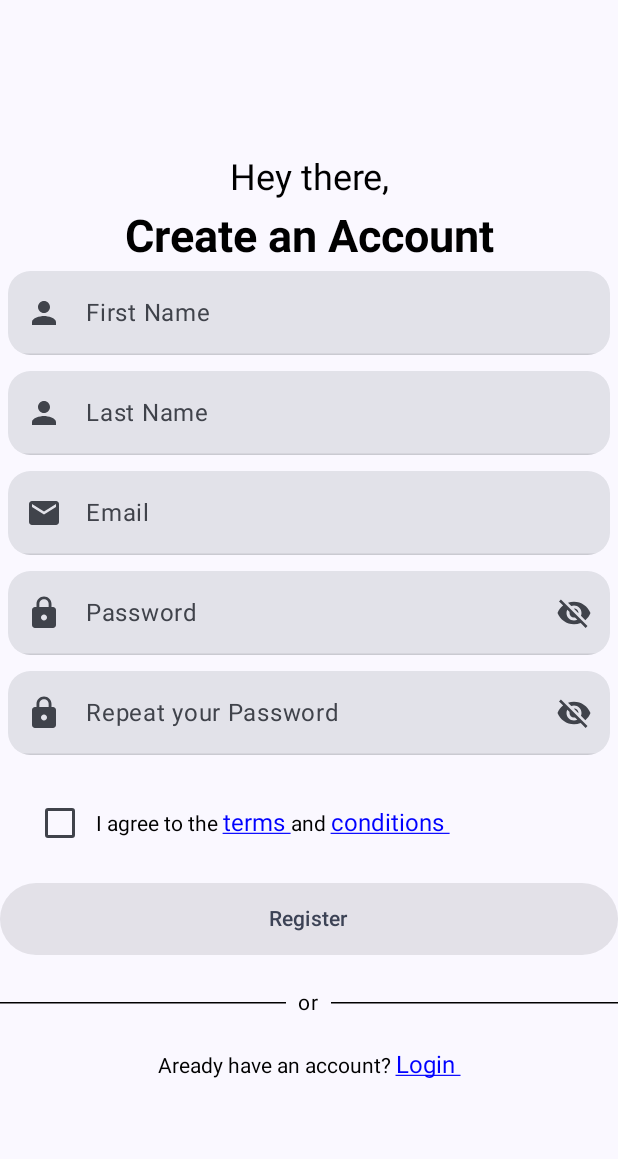
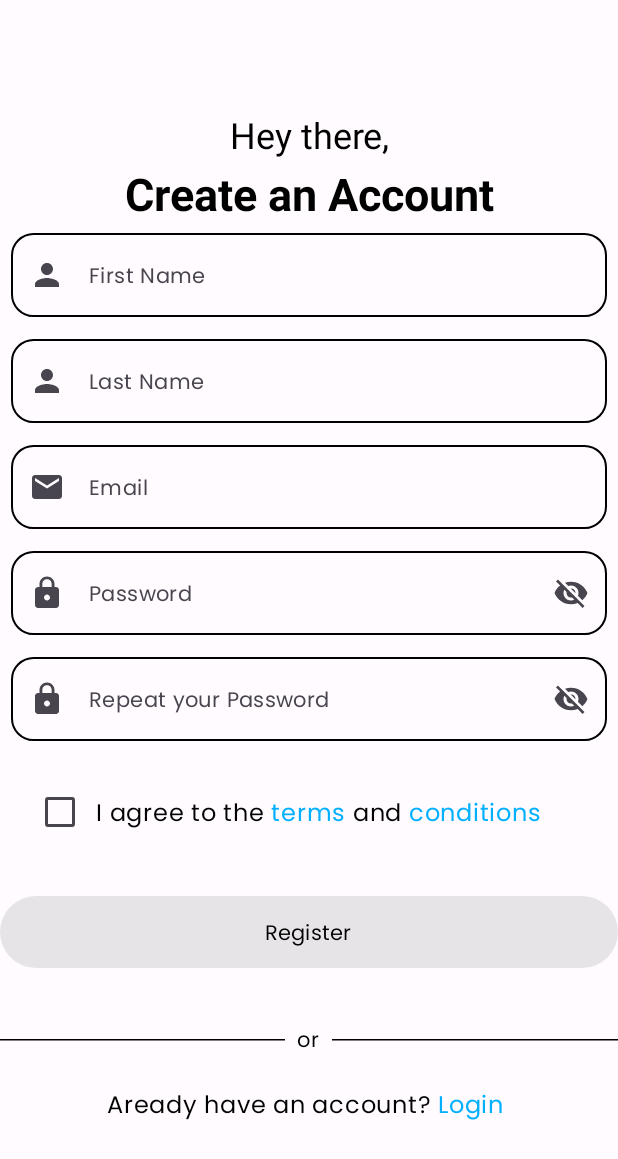
Before and after one commit to simonll4/mobile_project, an Android app built with Jetpack Compose: the RegisterScreen screen opened through its navigation route, on a phone screen of 412 x 824 dp. Shown: the top 1159 px of the screen. Run offline under Robolectric (Android 15) with nearby library versions, the phone set to English and light mode, and no system bars; our stand-ins replace Dagger/Hilt's generated code, livedata-compose.

Commit message:
ajustes en el login; type añadido; cambios en el theme

```diff
--- a/app/src/main/java/com/iua/app/ui/components/app/ButtonComponents.kt
+++ b/app/src/main/java/com/iua/app/ui/components/app/ButtonComponents.kt
@@ -6,6 +6,7 @@ import androidx.compose.foundation.layout.PaddingValues
 import androidx.compose.foundation.layout.fillMaxWidth
 import androidx.compose.foundation.layout.height
 import androidx.compose.foundation.layout.heightIn
+import androidx.compose.foundation.layout.padding
 import androidx.compose.foundation.shape.RoundedCornerShape
 import androidx.compose.material3.Button
 import androidx.compose.material3.ButtonDefaults
@@ -28,6 +29,11 @@ import androidx.lifecycle.ViewModel
 @Composable
 fun ButtonComponent(text: String, enabled: Boolean = false, onButtonSelected: () -> Unit) {
 
+    Box(
+        modifier = Modifier
+            .fillMaxWidth()
+            .padding(vertical = 16.dp) // Ajusta el valor de padding según sea necesario
+    ) {
         Button(
             onClick = { onButtonSelected() },
             modifier = Modifier
@@ -39,7 +45,8 @@ fun ButtonComponent(text: String, enabled: Boolean = false, onButtonSelected: ()
             ),
             enabled = enabled
         ) {
-        Text(text = text)
+            Text(text = text, style = MaterialTheme.typography.labelLarge, color = MaterialTheme.colorScheme.onPrimary)
+        }
     }
 
 
--- a/app/src/main/java/com/iua/app/ui/components/app/FieldTextComponents.kt
+++ b/app/src/main/java/com/iua/app/ui/components/app/FieldTextComponents.kt
@@ -1,5 +1,7 @@
 package com.iua.app.ui.components.app
 
+import androidx.compose.foundation.background
+import androidx.compose.foundation.border
 import androidx.compose.foundation.layout.fillMaxWidth
 import androidx.compose.foundation.layout.padding
 import androidx.compose.foundation.shape.RoundedCornerShape
@@ -20,6 +22,7 @@ import androidx.compose.runtime.remember
 import androidx.compose.runtime.setValue
 import androidx.compose.ui.Modifier
 import androidx.compose.ui.draw.clip
+import androidx.compose.ui.graphics.Color
 import androidx.compose.ui.graphics.vector.ImageVector
 import androidx.compose.ui.text.input.KeyboardType
 import androidx.compose.ui.text.input.PasswordVisualTransformation
@@ -57,18 +60,21 @@ fun FieldTextComponent(
     TextField(
         value = text,
         onValueChange = { onTextChanged(it) },
-        label = { Text(text = labelValue) },
+        label = { Text(text = labelValue, style = MaterialTheme.typography.bodyMedium) },
         modifier = Modifier
-            .padding(5.dp)
+            .padding(7.dp)
             .fillMaxWidth()
+            .border(1.dp, MaterialTheme.colorScheme.onPrimary, RoundedCornerShape(15.dp))
             .clip(RoundedCornerShape(15.dp)),
         keyboardOptions = keyboardOptions,
         visualTransformation = visualTransformation,
         singleLine = true,
         maxLines = 1,
         colors = TextFieldDefaults.colors(
-            focusedIndicatorColor = MaterialTheme.colorScheme.primary,
-            unfocusedIndicatorColor = MaterialTheme.colorScheme.onSurface.copy(alpha = 0.12f),
+            focusedIndicatorColor = MaterialTheme.colorScheme.onPrimary,
+            unfocusedIndicatorColor = MaterialTheme.colorScheme.onSurface.copy(alpha = 0.5f),
+            focusedContainerColor = MaterialTheme.colorScheme.surface, // Color de fondo cuando está enfocado
+            unfocusedContainerColor = MaterialTheme.colorScheme.background, // Color de fondo cuando no está enfocado
         ),
         leadingIcon = {
             Icon(
--- a/app/src/main/java/com/iua/app/ui/components/app/TextComponents.kt
+++ b/app/src/main/java/com/iua/app/ui/components/app/TextComponents.kt
@@ -3,6 +3,7 @@ package com.iua.app.ui.components.app
 import androidx.compose.foundation.layout.fillMaxWidth
 import androidx.compose.foundation.layout.heightIn
 import androidx.compose.foundation.text.ClickableText
+import androidx.compose.material3.MaterialTheme
 import androidx.compose.material3.Text
 import androidx.compose.runtime.Composable
 import androidx.compose.ui.Modifier
@@ -58,9 +59,8 @@ fun ClickableTextComponent(
                 pushStringAnnotation(tag = "CLICKABLE", annotation = matchingClickableWord)
                 withStyle(
                     style = SpanStyle(
-                        color = Color.Blue,
+                        color = MaterialTheme.colorScheme.primary,
                         fontSize = 16.sp,
-                        textDecoration = TextDecoration.Underline
                     )
                 ) {
                     append("$trimmedWord ")
@@ -73,6 +73,9 @@ fun ClickableTextComponent(
     }
     ClickableText(
         text = annotatedText,
+        style = MaterialTheme.typography.bodyLarge.copy( // Usa el estilo definido en typography
+            color = MaterialTheme.colorScheme.onBackground // Usa el color del tema
+        ),
         modifier = modifier, // Aquí se aplica el modificador
         onClick = { offset ->
             annotatedText.getStringAnnotations(tag = "CLICKABLE", start = offset, end = offset)
--- a/app/src/main/java/com/iua/app/ui/components/login/DontHaveAccount.kt
+++ b/app/src/main/java/com/iua/app/ui/components/login/DontHaveAccount.kt
@@ -1,11 +1,14 @@
 package com.iua.app.ui.components.login
 
 import androidx.compose.foundation.layout.fillMaxWidth
+import androidx.compose.foundation.layout.padding
 import androidx.compose.foundation.layout.wrapContentWidth
+import androidx.compose.material3.MaterialTheme
 import androidx.compose.runtime.Composable
 import androidx.compose.ui.Alignment
 import androidx.compose.ui.Modifier
 import androidx.compose.ui.res.stringResource
+import androidx.compose.ui.unit.dp
 import androidx.navigation.NavController
 import com.iua.app.R
 import com.iua.app.ui.components.app.ClickableTextComponent
@@ -23,5 +26,6 @@ fun DontHaveAccount(navController: NavController) {
         modifier = Modifier
             .fillMaxWidth()
             .wrapContentWidth(Alignment.CenterHorizontally)
+            .padding(20.dp),
     )
 }
--- a/app/src/main/java/com/iua/app/ui/components/login/HeaderImage.kt
+++ b/app/src/main/java/com/iua/app/ui/components/login/HeaderImage.kt
@@ -11,7 +11,7 @@ import com.iua.app.R
 @Composable
 fun HeaderImage(modifier: Modifier) {
     Image(
-        painter = painterResource(id = R.drawable.logo),
+        painter = painterResource(id = R.drawable.logo_prev),
         contentDescription = "Header Image",
         modifier = modifier.size(200.dp)
     )
--- a/app/src/main/java/com/iua/app/ui/components/login/LoginForm.kt
+++ b/app/src/main/java/com/iua/app/ui/components/login/LoginForm.kt
@@ -1,11 +1,13 @@
 package com.iua.app.ui.components.login
 
+import androidx.compose.foundation.layout.padding
 import androidx.compose.runtime.Composable
 import androidx.compose.material.icons.Icons
 import androidx.compose.material.icons.filled.Email
 import androidx.compose.material.icons.filled.Lock
 import androidx.compose.runtime.getValue
 import androidx.compose.runtime.livedata.observeAsState
+import androidx.compose.ui.Modifier
 import androidx.compose.ui.res.stringResource
 import com.iua.app.R
 import com.iua.app.ui.components.app.FieldTextComponent
@@ -21,7 +23,7 @@ fun LoginForm(viewModel: LoginViewModel) {
         labelValue = stringResource(R.string.email),
         icon = Icons.Default.Email,
         text = email,
-        fieldType = FieldType.EMAIL
+        fieldType = FieldType.EMAIL,
     ) {
         viewModel.onLoginChanged(it, password)
     }
--- a/app/src/main/java/com/iua/app/ui/navigation/AppNavigation.kt
+++ b/app/src/main/java/com/iua/app/ui/navigation/AppNavigation.kt
@@ -12,8 +12,8 @@ fun AppNavigation() {
 
     NavHost(
         navController = navController,
-        //startDestination = AppScreens.SplashScreen.routes
-        startDestination = AppScreens.HomeScreen.routes
+        startDestination = AppScreens.SplashScreen.routes
+        //startDestination = AppScreens.HomeScreen.routes
     ) {
         // Pantallas generales
         composable(AppScreens.SplashScreen.routes) {
--- a/app/src/main/res/values/strings.xml
+++ b/app/src/main/res/values/strings.xml
@@ -31,6 +31,7 @@
     <string name="already_have_an_account">Aready have an account? Login</string>
     <string name="login_button">Login</string>
     <string name="dont_have_account">Don\'t have an account? Sign Up</string>
+    <string name="cultural_events">Cultural Events</string>
 
 
 </resources>
```
Also changed, not shown: app/src/main/java/com/iua/app/ui/screens/LoginScreen.kt (+25 -2 lines), app/src/main/java/com/iua/app/ui/theme/Theme.kt (+6 -5 lines), app/src/main/java/com/iua/app/ui/theme/Type.kt (+110 -10 lines), app/src/main/res/drawable/logo_prev.png (added), app/src/main/res/font/poppins_bold.ttf (added), app/src/main/res/font/poppins_light.ttf (added), app/src/main/res/font/poppins_medium.ttf (added), app/src/main/res/font/poppins_regular.ttf (added), 2 other files. Lines whose indentation alone changed are shown as unchanged.
